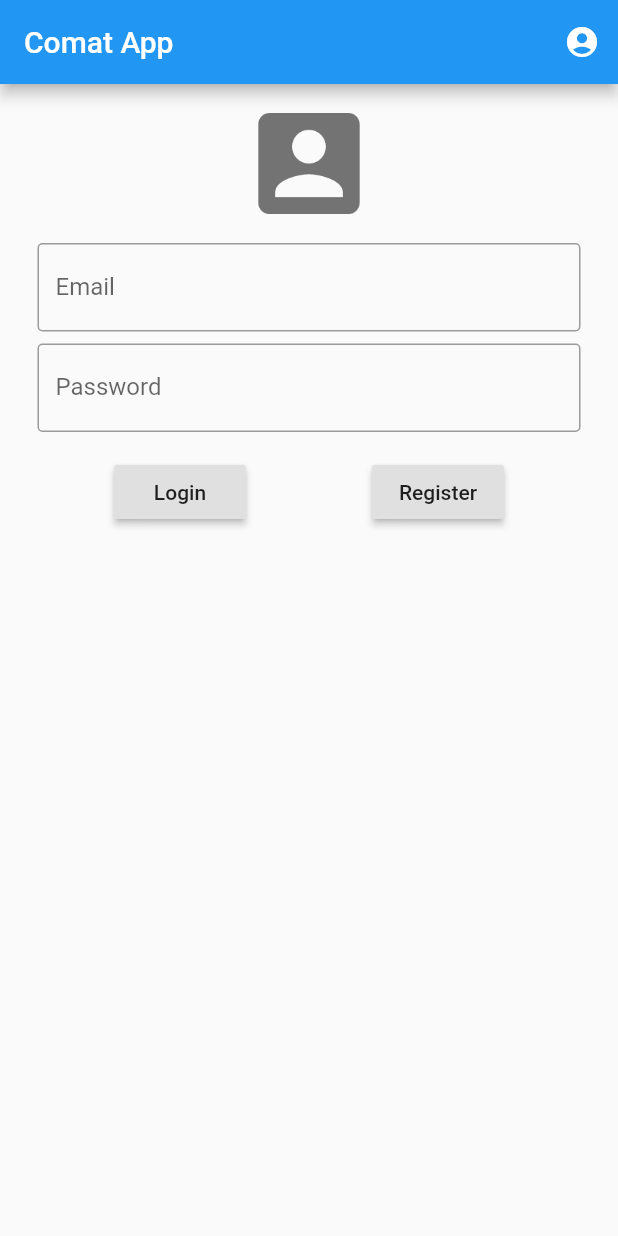
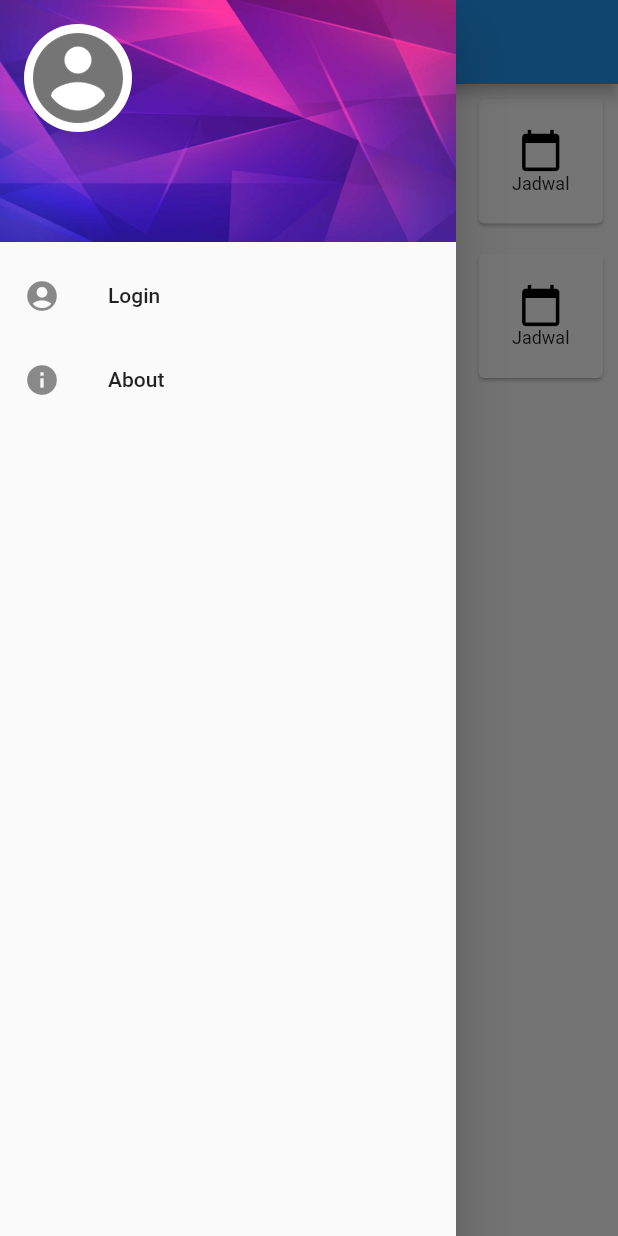
Before and after one commit to icksannugrahaa/comat_app, a Flutter app: the screen it shows after launch, with the side drawer open (before the commit the screen has no drawer), on a phone screen of 412 x 824 dp. Run offline on Flutter 3.47's test engine with Material 2 defaults, Android fonts, the phone set to English and light mode, and no system bars.

Commit message:
First Navigation

```diff
--- a/lib/main.dart
+++ b/lib/main.dart
@@ -1,16 +1,17 @@
-import 'package:comat_apps/ui/Login.dart';
+import 'package:comat_apps/ui/Home.dart';
 import 'package:flutter/material.dart';
 
 void main() => runApp( MainApp() );
 
 class MainApp extends StatelessWidget {
   final title = "Comat App";
+
   @override
   Widget build(BuildContext context) {
     return MaterialApp(
       debugShowCheckedModeBanner: false,
       title: title,
-      home: Login(title: title),
+      home: Home(title: title),
     );
   }
 }
--- /dev/null
+++ b/lib/ui/Home.dart
@@ -0,0 +1,146 @@
+import 'package:flutter/material.dart';
+import 'Login.dart';
+
+class Home extends StatelessWidget {
+  Home({Key key, this.title}) : super(key: key);
+  final String title;
+  final _scaffoldKey = GlobalKey<ScaffoldState>();
+
+  @override
+  Widget build(BuildContext context) {
+    return Scaffold(
+        key: _scaffoldKey,
+        appBar: AppBar(
+          title: Text(title),
+          leading: IconButton(
+            icon: Icon(Icons.apps),
+            onPressed: () => _scaffoldKey.currentState.openDrawer(),
+          ),
+        ),
+        body: Center(child: HomeBody(),),
+        drawer: _DrawerMenu(),
+    );
+  }
+}
+
+class HomeBody extends StatelessWidget {
+  @override
+  Widget build(BuildContext context) {
+    return GridView.count(
+      crossAxisCount: 2,
+      children: [
+        _MenuContent(text: "Jadwal", text_size: 19, icon: Icons.calendar_today, icon_size: 100, color: Colors.black),
+        GridView.count(
+            crossAxisCount: 2,
+            children: [
+              _MenuContent(text: "Jadwal", text_size: 12, icon: Icons.calendar_today, icon_size: 30, color: Colors.black),
+              _MenuContent(text: "Jadwal", text_size: 12, icon: Icons.calendar_today, icon_size: 30, color: Colors.black),
+              _MenuContent(text: "Jadwal", text_size: 12, icon: Icons.calendar_today, icon_size: 30, color: Colors.black),
+              _MenuContent(text: "Jadwal", text_size: 12, icon: Icons.calendar_today, icon_size: 30, color: Colors.black),
+            ],
+        )
+      ],
+    );
+  }
+}
+
+class _DrawerMenu extends StatelessWidget {
+//  _UserData _userData = new _UserData(kelas: "A1", email: "icksannugrahaa@gmail.com", name: "Icksan Nugraha");
+    _UserData _userData = new _UserData();
+
+  @override
+  Widget build(BuildContext context) {
+    return Drawer(
+      child: ListView(
+        // Important: Remove any padding from the ListView.
+        padding: EdgeInsets.zero,
+        children: <Widget>[
+          UserAccountsDrawerHeader(
+            decoration: BoxDecoration(
+                image: new DecorationImage(
+                  image: AssetImage("images/bg_purple_mat.jpg"),
+                  fit: BoxFit.cover,
+                ),
+            ),
+            accountName: (_userData.name != null) ? Text(_userData.name) : Text(""),
+            accountEmail: (_userData.email  != null) ? Text(_userData.email) : Text(""),
+            currentAccountPicture: (_userData.name  != null) ? CircleAvatar(
+              backgroundColor: Colors.white,
+              child: Text(
+                "I",
+                style: TextStyle(fontSize: 40.0),
+              ),
+            ) : CircleAvatar(
+              backgroundColor: Colors.white,
+              child: Image.asset('images/circle_account.png',color: Colors.black54,),
+            ),
+          ),
+          ListTile(
+            leading: Icon(Icons.account_circle),
+            title: (_userData.name != null ? Text('Profile') : Text('Login')),
+            onTap: () {
+              if(_userData.name == null) {
+                _navigateAndDisplaySelection(context);
+              }
+            },
+          ),
+          ListTile(
+            leading: Icon(Icons.info),
+            title: Text('About'),
+            onTap: () {
+              // Update the state of the app.
+              // ...
+            },
+          ),
+        ],
+      ),
+    );
+  }
+  _navigateAndDisplaySelection(BuildContext context) async {
+    // Navigator.push returns a Future that completes after calling
+    // Navigator.pop on the Selection Screen.
+    final result = await Navigator.push(
+      context,
+      MaterialPageRoute(builder: (context) => Login()),
+    );
+    _userData.email = result[0];
+    _userData.name = result[1];
+  }
+}
+
+class _MenuContent extends StatelessWidget {
+  _MenuContent({this.text, this.text_size, this.icon, this.icon_size, this.color});
+  final String text;
+  final double text_size;
+  final IconData icon;
+  final double icon_size;
+  final Color color;
+
+  @override
+  Widget build(BuildContext context) {
+    return Card(
+      margin: EdgeInsets.all(10.0),
+      child: InkWell(
+        onTap: () {
+
+        },
+        splashColor: Colors.grey,
+        child: Center(
+          child: Column(
+            mainAxisSize: MainAxisSize.min,
+            children: [
+              Icon(icon, size: icon_size, color: color),
+              Text(text, style: TextStyle(fontSize: text_size))
+            ],
+          ),
+        ),
+      ),
+    );
+  }
+}
+
+class _UserData {
+  _UserData({this.email, this.name});
+  String email;
+  String name;
+}
--- a/pubspec.yaml
+++ b/pubspec.yaml
@@ -48,6 +48,8 @@ flutter:
   # To add assets to your application, add an assets section, like this:
   assets:
     - images/account.png
+    - images/circle_account.png
+    - images/bg_purple_mat.jpg
 #     - images/a_dot_ham.jpeg
 
   # An image asset can refer to one or more resolution-specific "variants", see
```
Also changed, not shown: lib/ui/Login.dart (+20 -11 lines), images/bg_purple_mat.jpg (added), images/circle_account.png (added).
